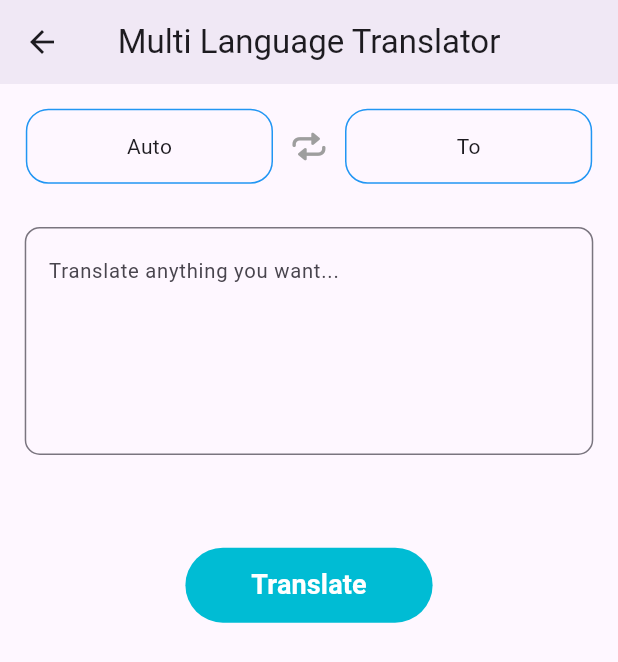
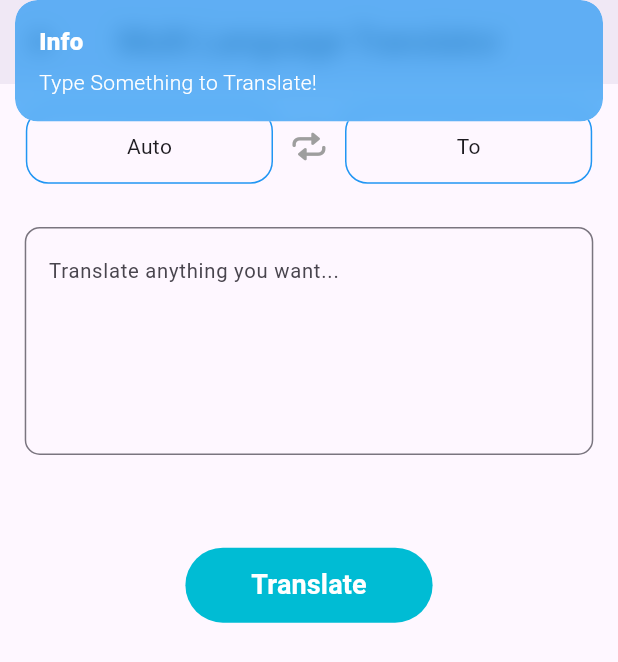
Before and after one commit to Projects-stp/CooP, a Flutter app: the TranslatorFeature screen opened directly, after a tap on "Translate", on a phone screen of 412 x 824 dp. Shown: the top 662 px of the screen. Run offline on Flutter 3.47's test engine with Material 3 defaults, Android fonts, the phone set to English and light mode, and no system bars; our stand-ins replace animated_text_kit, cached_network_image, flutter_animate, get, lottie, share_plus; missing offline and left inert: dart_openai, gallery_saver_updated; project files that could hold a hidden picture were left out.

Commit message:
translate language logic added

```diff
--- a/lib/controllers/translate_controller.dart
+++ b/lib/controllers/translate_controller.dart
@@ -1,21 +1,240 @@
+import 'dart:convert';
+import 'dart:developer';
+
 import 'package:flutter/material.dart';
 import 'package:get/get.dart';
 
+import '../apis/apis.dart';
 import '../helper/my_dialog.dart';
+import 'image_controller.dart';
 
 class TranslateController extends GetxController {
-  final textC = TextEditingController();
-  final resultC = TextEditingController();
+  final textController = TextEditingController();
+  final resultController = TextEditingController();
 
   final from = ''.obs, to = ''.obs;
+  final status = Status.none.obs;
 
-  Future<void> askQuestion() async {
-    if (textC.text.trim().isNotEmpty) {
-      // final res = await APIs.getAnswer(textC.text);
+  //*** list of languages available
+  final lang = const [
+    "Afar",
+    "Abkhazian",
+    "Avestan",
+    "Afrikaans",
+    "Akan",
+    "Amharic",
+    "Aragonese",
+    "Arabic",
+    "Assamese",
+    "Avaric",
+    "Aymara",
+    "Azerbaijani",
+    "Bashkir",
+    "Belarusian",
+    "Bulgarian",
+    "Bihari languages",
+    "Bislama",
+    "Bambara",
+    "Bengali",
+    "Tibetan",
+    "Breton",
+    "Bosnian",
+    "Catalan",
+    "Chechen",
+    "Chamorro",
+    "Corsican",
+    "Cree",
+    "Czech",
+    "Church Slavic",
+    "Chuvash",
+    "Welsh",
+    "Danish",
+    "German",
+    "Maldivian",
+    "Dzongkha",
+    "Ewe",
+    "Greek",
+    "English",
+    "Esperanto",
+    "Spanish",
+    "Estonian",
+    "Basque",
+    "Persian",
+    "Fulah",
+    "Finnish",
+    "Fijian",
+    "Faroese",
+    "French",
+    "Western Frisian",
+    "Irish",
+    "Gaelic",
+    "Galician",
+    "Guarani",
+    "Gujarati",
+    "Manx",
+    "Hausa",
+    "Hebrew",
+    "Hindi",
+    "Hiri Motu",
+    "Croatian",
+    "Haitian",
+    "Hungarian",
+    "Armenian",
+    "Herero",
+    "Interlingua",
+    "Indonesian",
+    "Interlingue",
+    "Igbo",
+    "Sichuan Yi",
+    "Inupiaq",
+    "Ido",
+    "Icelandic",
+    "Italian",
+    "Inuktitut",
+    "Japanese",
+    "Javanese",
+    "Georgian",
+    "Kongo",
+    "Kikuyu",
+    "Kuanyama",
+    "Kazakh",
+    "Kalaallisut",
+    "Central Khmer",
+    "Kannada",
+    "Korean",
+    "Kanuri",
+    "Kashmiri",
+    "Kurdish",
+    "Komi",
+    "Cornish",
+    "Kirghiz",
+    "Latin",
+    "Luxembourgish",
+    "Ganda",
+    "Limburgan",
+    "Lingala",
+    "Lao",
+    "Lithuanian",
+    "Luba-Katanga",
+    "Latvian",
+    "Malagasy",
+    "Marshallese",
+    "Maori",
+    "Macedonian",
+    "Malayalam",
+    "Mongolian",
+    "Marathi",
+    "Malay",
+    "Maltese",
+    "Burmese",
+    "Nauru",
+    "Norwegian",
+    "North Ndebele",
+    "Nepali",
+    "Ndonga",
+    "Dutch",
+    "South Ndebele",
+    "Navajo",
+    "Chichewa",
+    "Occitan",
+    "Ojibwa",
+    "Oromo",
+    "Oriya",
+    "Ossetic",
+    "Panjabi",
+    "Pali",
+    "Polish",
+    "Pushto",
+    "Portuguese",
+    "Quechua",
+    "Romansh",
+    "Rundi",
+    "Romanian",
+    "Russian",
+    "Kinyarwanda",
+    "Sanskrit",
+    "Sardinian",
+    "Sindhi",
+    "Northern Sami",
+    "Sango",
+    "Sinhala",
+    "Slovak",
+    "Slovenian",
+    "Samoan",
+    "Shona",
+    "Somali",
+    "Albanian",
+    "Serbian",
+    "Swati",
+    "Sotho, Southern",
+    "Sundanese",
+    "Swedish",
+    "Swahili",
+    "Tamil",
+    "Telugu",
+    "Tajik",
+    "Thai",
+    "Tigrinya",
+    "Turkmen",
+    "Tagalog",
+    "Tswana",
+    "Tonga",
+    "Turkish",
+    "Tsonga",
+    "Tatar",
+    "Twi",
+    "Tahitian",
+    "Uighur",
+    "Ukrainian",
+    "Urdu",
+    "Uzbek",
+    "Venda",
+    "Vietnamese",
+    "Volapük",
+    "Walloon",
+    "Wolof",
+    "Xhosa",
+    "Yiddish",
+    "Yoruba",
+    "Zhuang",
+    "Chinese",
+    "Zulu"
+  ];
 
-      textC.text = '';
+  Future<void> translate() async {
+    if (textController.text.trim().isNotEmpty && to.isNotEmpty) {
+      status.value = Status.loading;
+
+      String prompt = '';
+
+      if (from.isNotEmpty) {
+        prompt =
+            'Can you translate given text from ${from.value} to ${to.value}:\n${textController.text}';
+      } else {
+        prompt =
+            'Can you translate given text to ${to.value}:\n${textController.text}';
+      }
+
+      log(prompt);
+
+      final res = await APIs.getAnswer(prompt);
+      resultController.text = utf8.decode(res.codeUnits);
+
+      status.value = Status.complete;
     } else {
-      MyDialog.info('Ask Something!');
+      status.value = Status.none;
+      if (to.isEmpty) MyDialog.info('Select To Language!');
+      if (textController.text.isEmpty) {
+        MyDialog.info('Type Something to Translate!');
+      }
+    }
+  }
+
+  void swapLanguages() {
+    if (to.isNotEmpty && from.isNotEmpty) {
+      final t = to.value;
+      to.value = from.value;
+      from.value = t;
     }
   }
 }
--- a/lib/screen/features/translator_feature.dart
+++ b/lib/screen/features/translator_feature.dart
@@ -1,9 +1,13 @@
 import 'package:flutter/cupertino.dart';
 import 'package:flutter/material.dart';
+import 'package:get/get.dart';
 
+import '../../controllers/image_controller.dart';
 import '../../controllers/translate_controller.dart';
 import '../../helper/global.dart';
 import '../../widgets/custom_button.dart';
+import '../../widgets/custom_loading.dart';
+import '../../widgets/language_sheet.dart';
 
 class TranslatorFeature extends StatefulWidget {
   const TranslatorFeature({super.key});
@@ -30,7 +34,15 @@ class _TranslatorFeatureState extends State<TranslatorFeature> {
           Row(
             mainAxisAlignment: MainAxisAlignment.center,
             children: [
-              Container(
+              InkWell(
+                onTap: () => Get.bottomSheet(
+                  LanguageSheet(
+                    translateController: _controller,
+                    string: _controller.from,
+                  ),
+                ),
+                borderRadius: const BorderRadius.all(Radius.circular(15.0)),
+                child: Container(
                   height: 50,
                   width: mq.width * .4,
                   alignment: Alignment.center,
@@ -40,7 +52,14 @@ class _TranslatorFeatureState extends State<TranslatorFeature> {
                       Radius.circular(15),
                     ),
                   ),
-                child: const Text('Auto'),
+                  child: Obx(
+                    () => Text(
+                      _controller.from.isEmpty
+                          ? 'Auto'
+                          : _controller.from.value,
+                    ),
+                  ),
+                ),
               ),
               IconButton(
                 onPressed: () {},
@@ -49,7 +68,15 @@ class _TranslatorFeatureState extends State<TranslatorFeature> {
                   color: Colors.grey,
                 ),
               ),
-              Container(
+              InkWell(
+                onTap: () => Get.bottomSheet(
+                  LanguageSheet(
+                    translateController: _controller,
+                    string: _controller.to,
+                  ),
+                ),
+                borderRadius: const BorderRadius.all(Radius.circular(15.0)),
+                child: Container(
                   height: 50,
                   width: mq.width * .4,
                   alignment: Alignment.center,
@@ -59,7 +86,12 @@ class _TranslatorFeatureState extends State<TranslatorFeature> {
                       Radius.circular(15),
                     ),
                   ),
-                child: const Text('To'),
+                  child: Obx(
+                    () => Text(
+                      _controller.to.isEmpty ? 'To' : _controller.to.value,
+                    ),
+                  ),
+                ),
               ),
             ],
           ),
@@ -69,7 +101,7 @@ class _TranslatorFeatureState extends State<TranslatorFeature> {
               vertical: mq.height * .035,
             ),
             child: TextFormField(
-              controller: _controller.textC,
+              controller: _controller.textController,
               minLines: 5,
               maxLines: null,
               onTapOutside: (e) => FocusScope.of(context).unfocus(),
@@ -84,11 +116,11 @@ class _TranslatorFeatureState extends State<TranslatorFeature> {
               ),
             ),
           ),
-          if (_controller.resultC.text.isNotEmpty)
+          if (_controller.resultController.text.isNotEmpty)
             Padding(
               padding: EdgeInsets.symmetric(horizontal: mq.width * .04),
               child: TextFormField(
-                controller: _controller.resultC,
+                controller: _controller.resultController,
                 maxLines: null,
                 onTapOutside: (e) => FocusScope.of(context).unfocus(),
                 decoration: const InputDecoration(
@@ -100,13 +132,34 @@ class _TranslatorFeatureState extends State<TranslatorFeature> {
                 ),
               ),
             ),
+          Obx(() => _translateResult()),
           SizedBox(height: mq.height * .04),
           CustomButton(
-            onTap: () {},
+            onTap: _controller.translate,
             text: 'Translate',
           ),
         ],
       ),
     );
   }
+
+  Widget _translateResult() => switch (_controller.status.value) {
+        Status.none => const SizedBox(),
+        Status.complete => Padding(
+            padding: EdgeInsets.symmetric(horizontal: mq.width * .04),
+            child: TextFormField(
+              controller: _controller.resultController,
+              maxLines: null,
+              onTapOutside: (e) => FocusScope.of(context).unfocus(),
+              decoration: const InputDecoration(
+                border: OutlineInputBorder(
+                  borderRadius: BorderRadius.all(
+                    Radius.circular(10),
+                  ),
+                ),
+              ),
+            ),
+          ),
+        Status.loading => const Align(child: CustomLoading()),
+      };
 }
```
Lines whose indentation alone changed are shown as unchanged.
